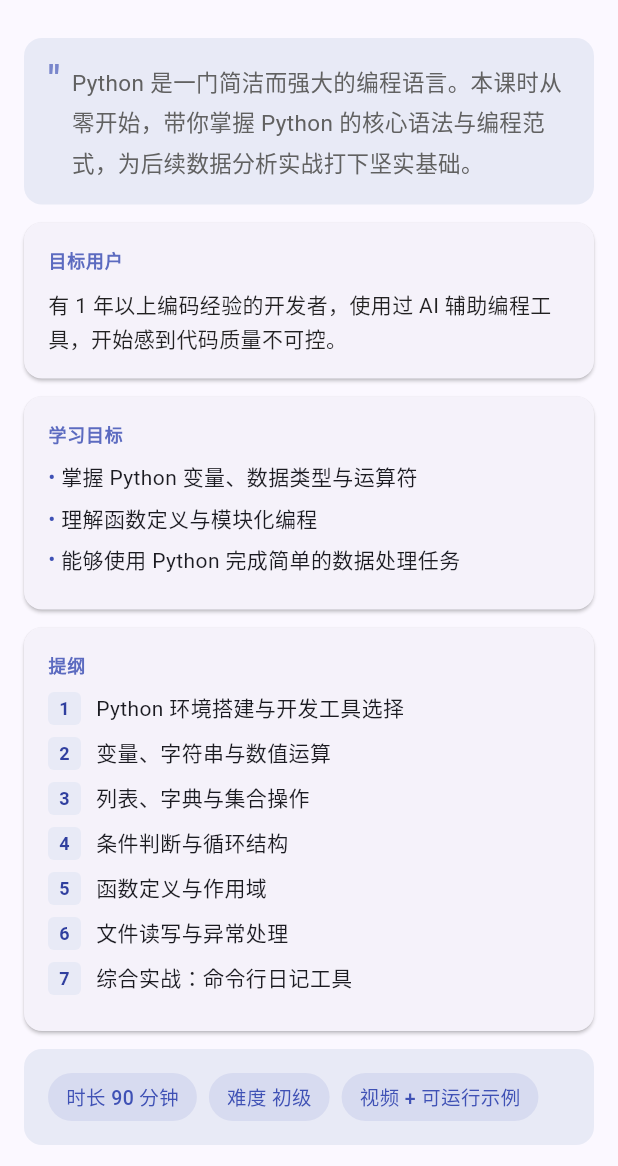
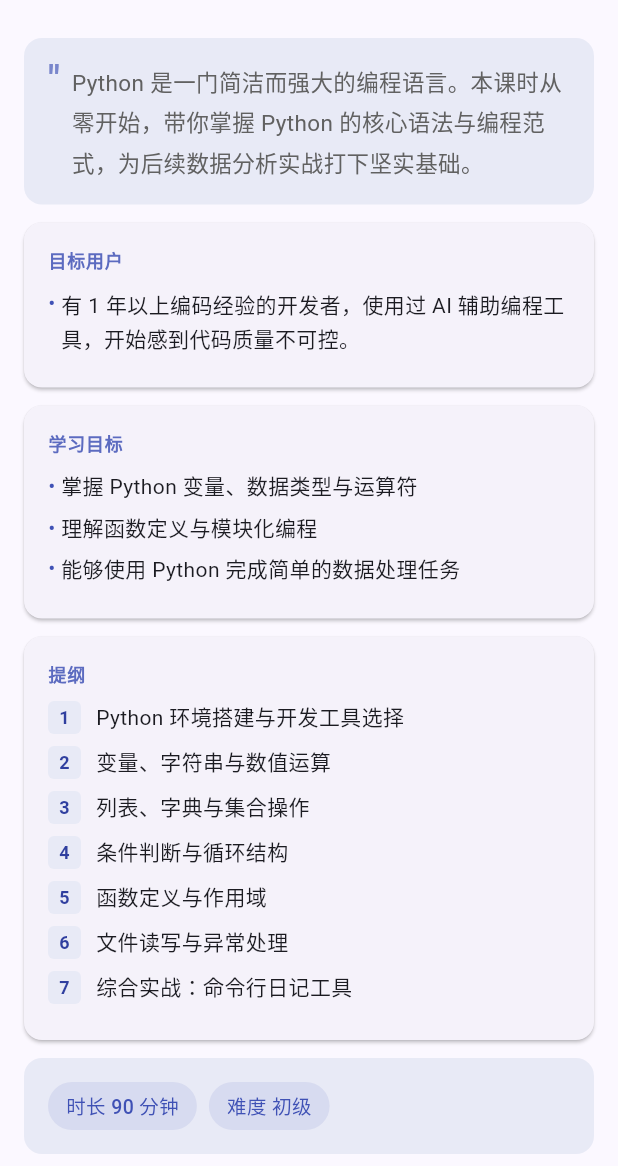
Before and after one commit to quanttide/qtclass, a Flutter app: the screen it shows after launch, after a tap on "查看课时", on a phone screen of 412 x 824 dp, the part 70-1236 px from its top. Run offline on Flutter 3.47's test engine with Material 3 defaults, Android fonts, the phone set to English and light mode, and no system bars.

Commit message:
refactor: remove sessionId and format from Lecture, change target to targets (list)

```diff
--- a/src/studio/assets/lectures.json
+++ b/src/studio/assets/lectures.json
@@ -1,10 +1,9 @@
 [
   {
     "id": "lec_001",
-    "session_id": "sess_001",
     "title": "Python 基础",
     "description": "Python 是一门简洁而强大的编程语言。本课时从零开始，带你掌握 Python 的核心语法与编程范式，为后续数据分析实战打下坚实基础。",
-    "target": "有 1 年以上编码经验的开发者，使用过 AI 辅助编程工具，开始感到代码质量不可控。",
+    "targets": ["有 1 年以上编码经验的开发者，使用过 AI 辅助编程工具，开始感到代码质量不可控。"],
     "objectives": [
       "掌握 Python 变量、数据类型与运算符",
       "理解函数定义与模块化编程",
@@ -20,15 +19,13 @@
       "综合实战：命令行日记工具"
     ],
     "duration": 90,
-    "level": "初级",
-    "format": "视频 + 可运行示例"
+    "level": "初级"
   },
   {
     "id": "lec_002",
-    "session_id": "sess_002",
     "title": "NumPy 入门",
     "description": "NumPy 是 Python 数据科学生态的基石。本课时将带你理解数组计算的核心概念，掌握高效的数据操作方式。",
-    "target": "有 1 年以上编码经验的开发者，了解 Python 基础语法。",
+    "targets": ["有 1 年以上编码经验的开发者，了解 Python 基础语法。"],
     "objectives": [
       "理解 ndarray 数据结构与优势",
       "掌握数组创建、索引与切片",
@@ -43,15 +40,13 @@
       "综合实战：股票收益率计算"
     ],
     "duration": 90,
-    "level": "初级",
-    "format": "视频 + 可运行示例"
+    "level": "初级"
   },
   {
     "id": "lec_003",
-    "session_id": "sess_003",
     "title": "HDFS 原理与实践",
     "description": "HDFS 是大数据存储的基石。本课时深入理解 HDFS 的架构设计、读写流程与常用操作，为后续 MapReduce 与 Spark 学习铺平道路。",
-    "target": "有 1 年以上后端开发经验，了解分布式系统基本概念。",
+    "targets": ["有 1 年以上后端开发经验，了解分布式系统基本概念。"],
     "objectives": [
       "理解 HDFS 的 master/slave 架构",
       "掌握 HDFS 文件读写流程",
@@ -67,7 +62,6 @@
       "常见故障与调优策略"
     ],
     "duration": 120,
-    "level": "中级",
-    "format": "视频 + 可运行示例"
+    "level": "中级"
   }
 ]
--- a/src/studio/lib/models/lecture.dart
+++ b/src/studio/lib/models/lecture.dart
@@ -1,39 +1,33 @@
 class Lecture {
   final String id;
-  // 关联的课次 ID（Session），一个课时对应一次课
-  final String sessionId;
   final String title;
   final String description;
-  final String target;
+  final List<String> targets;
   final List<String> objectives;
   // 单个课时的要点提纲，不是多课时大纲
   final List<String> points;
   final int duration;
-  // difficulty 改为 level 以统一量潮课堂难度等级体系
   final String level;
-  // 交付形式：如 "视频 + 可运行示例"、"图文 + 练习"
-  final String format;
 
   const Lecture({
     required this.id,
-    required this.sessionId,
     required this.title,
     required this.description,
-    required this.target,
+    required this.targets,
     required this.objectives,
     required this.points,
     required this.duration,
     required this.level,
-    required this.format,
   });
 
   factory Lecture.fromJson(Map<String, dynamic> json) {
     return Lecture(
       id: json['id'] as String,
-      sessionId: json['session_id'] as String,
       title: json['title'] as String,
       description: json['description'] as String,
-      target: json['target'] as String,
+      targets: (json['targets'] as List)
+          .map((e) => e as String)
+          .toList(),
       objectives: (json['objectives'] as List)
           .map((e) => e as String)
           .toList(),
@@ -42,7 +36,6 @@ class Lecture {
           .toList(),
       duration: json['duration'] as int,
       level: json['level'] as String,
-      format: json['format'] as String,
     );
   }
 }
--- a/src/studio/lib/screens/lecture_screen.dart
+++ b/src/studio/lib/screens/lecture_screen.dart
@@ -51,8 +51,21 @@ class _LectureBody extends StatelessWidget {
         const SizedBox(height: 12),
         _InfoCard(
           title: '目标用户',
-          child: Text(lecture.target,
-              style: const TextStyle(color: Colors.black87, height: 1.6)),
+          child: Column(
+            crossAxisAlignment: CrossAxisAlignment.start,
+            children: lecture.targets
+                .map((t) => Padding(
+                      padding: const EdgeInsets.only(bottom: 6),
+                      child: Row(
+                        crossAxisAlignment: CrossAxisAlignment.start,
+                        children: [
+                          const Text('• ', style: TextStyle(color: Colors.indigo)),
+                          Expanded(child: Text(t, style: const TextStyle(height: 1.6))),
+                        ],
+                      ),
+                    ))
+                .toList(),
+          ),
         ),
         const SizedBox(height: 12),
         _InfoCard(
@@ -208,10 +221,6 @@ class _MetaFooter extends StatelessWidget {
             label: '难度 ${lecture.level}',
             color: Colors.indigo,
           ),
-          _MetaChip(
-            label: lecture.format,
-            color: Colors.indigo,
-          ),
         ],
       ),
     );
--- a/src/studio/lib/services/app_state.dart
+++ b/src/studio/lib/services/app_state.dart
@@ -28,8 +28,9 @@ class AppState extends ChangeNotifier {
       _sessions.where((s) => s.status == SessionStatus.completed).toList();
 
   Lecture? lectureForSession(String sessionId) {
+    final lectureId = sessionId.replaceFirst('sess', 'lec');
     try {
-      return _lectures.firstWhere((l) => l.sessionId == sessionId);
+      return _lectures.firstWhere((l) => l.id == lectureId);
     } catch (_) {
       return null;
     }
```
